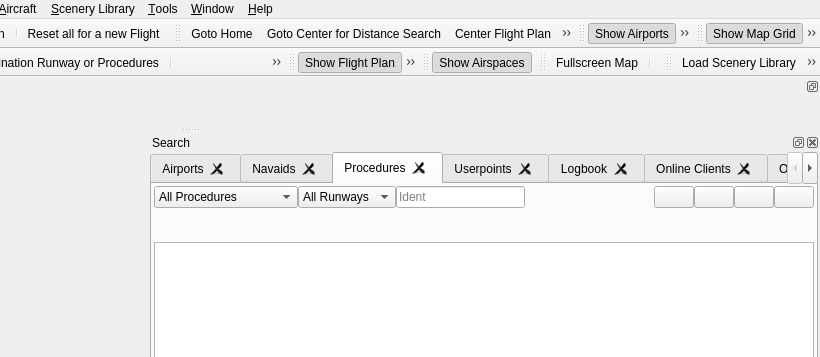
First picture: the form in src/gui/mainwindow.ui, repository albar965/littlenavmap, before the edit; both pictures show x 441 to 1261 and y 0 to 357 of the 1261 by 882 pixel window.
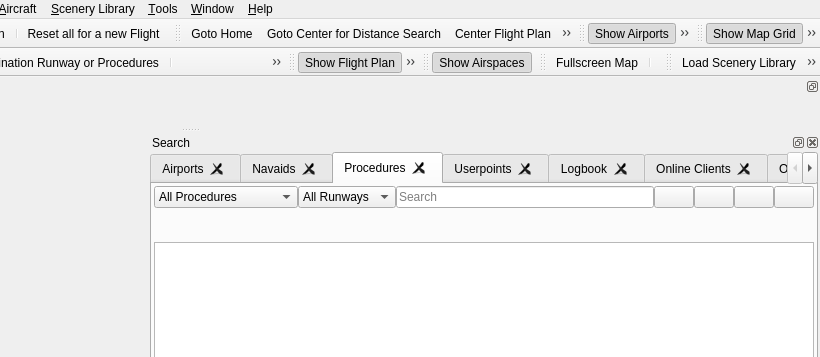
Second picture: the form after the edit. The open tabs and pages were chosen to show the change. Icons and pictures are not drawn.

Commit message:
Improved procedure search
Now showing first and last waypoints in header and table.
Header shows first and last for full path when selecting transition.
Added search option for first and last waypoint of procedures.
Procedures and and transitions are hidden if no criteria match text search.
Automatic expansion for procedures if transition matches search.

```diff
--- a/src/gui/mainwindow.ui
+++ b/src/gui/mainwindow.ui
@@ -2705,26 +2705,13 @@
               <string>Filter procedures by idents beginning with text</string>
              </property>
              <property name="placeholderText">
-              <string>Ident</string>
+              <string>Search</string>
              </property>
              <property name="clearButtonEnabled">
               <bool>true</bool>
              </property>
             </widget>
            </item>
-           <item>
-            <spacer name="horizontalSpacer">
-             <property name="orientation">
-              <enum>Qt::Horizontal</enum>
-             </property>
-             <property name="sizeHint" stdset="0">
-              <size>
-               <width>40</width>
-               <height>20</height>
-              </size>
-             </property>
-            </spacer>
-           </item>
            <item>
             <widget class="QPushButton" name="pushButtonProcedureShowAll">
              <property name="toolTip">
```
Left out of the diff: 5 changed lines with no effect on the pictures. The commit also changes 5 other files.
